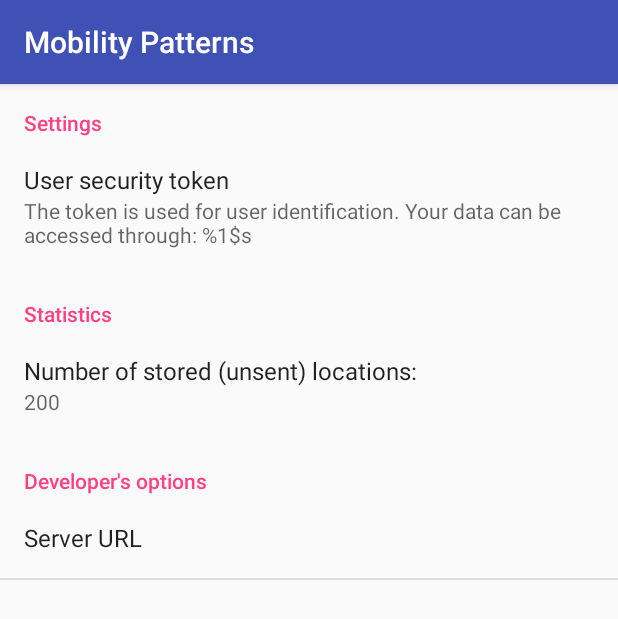
After one commit to matejko94/NextPinApp, an Android app: the fragment PreferencesFragment shown on its own in the app's theme, on a phone screen of 412 x 824 dp. The commit adds this screen. Shown: the top 619 px of the screen. Run offline under Robolectric (Android 15) with nearby library versions, the phone set to English and light mode, and no system bars; libraries missing offline, so code that uses them is left out: net.nextpin.geolib; 7 statements that could not run were skipped.

Commit message:
add preference, some new coments

```diff
--- a/MyApplication/app/build.gradle
+++ b/MyApplication/app/build.gradle
@@ -24,9 +24,9 @@ dependencies {
     androidTestCompile('com.android.support.test.espresso:espresso-core:2.2.2', {
         exclude group: 'com.android.support', module: 'support-annotations'
     })
-    compile 'com.android.support:appcompat-v7:24.2.1'
+    compile 'com.android.support:support-v13:24.2.0'
+    compile 'com.android.support:design:24.1.1'
     testCompile 'junit:junit:4.12'
-    compile 'com.android.support:support-v13:24.2.0'
     compile 'com.google.android.gms:play-services:9.4.0'
     compile 'com.squareup.okhttp3:okhttp:3.2.0'
     compile 'com.squareup.okhttp3:okhttp-urlconnection:3.2.0'
--- /dev/null
+++ b/MyApplication/app/src/main/java/com/example/nextpin/myNextPinApp/PreferencesFragment.java
@@ -0,0 +1,120 @@
+package com.example.nextpin.myNextPinApp;
+
+import android.os.Bundle;
+import android.preference.ListPreference;
+import android.preference.Preference;
+import android.preference.PreferenceCategory;
+import android.preference.PreferenceFragment;
+import android.util.Log;
+
+import net.nextpin.geolib.NextPin;
+import net.nextpin.geolib.http.NextPinAPI;
+
+import java.util.HashMap;
+
+
+/**
+ * Created by matejs on 1.12.2015.
+ */
+public class PreferencesFragment extends PreferenceFragment implements
+        Preference.OnPreferenceChangeListener {
+    public static final String PREF_TOKEN = "PREF_TOKEN";
+    public static final String PREF_DB_NUMBER = "PREF_DB_NUMBER";
+
+    // /DEV option
+    public static final String PREF_DEV_SERVER = "PREF_DEV_SERVER";
+
+    private static final String TAG = "PreferencesFragment";
+
+    @Override
+    public void onCreate(Bundle savedInstanceState) {
+        super.onCreate(savedInstanceState);
+        addPreferencesFromResource(R.xml.preferences);
+
+        Preference pref = findPreference(PREF_TOKEN);
+        pref.setOnPreferenceChangeListener(this);
+        setTokenPrefSummary(pref, NextPin.getToken(getActivity()));
+
+        NextPin nextpin = NextPin.getNextPinInstance(getActivity());
+        pref = findPreference(PREF_DB_NUMBER);
+        pref.setSummary(String.valueOf(nextpin.getOfflinceRecordsNumber()));
+
+        populateDevOptions();
+
+    }
+
+    /**
+     * Adds a developer's options. These should not be visible to the user. This can be completely
+     * removed in the real-world application
+     * */
+    private void populateDevOptions() {
+        final NextPinAPI api = NextPinAPI.getAPI(getActivity(), NextPin.getToken(getActivity()));
+        if (!api.isDeveloperInstance()){
+            return;
+        }
+
+        try {
+            PreferenceCategory category = new PreferenceCategory(getActivity());
+            category.setTitle("Developer's options");
+            this.getPreferenceScreen().addPreference(category);
+
+            ListPreference serverListPref = new ListPreference(getActivity());
+            serverListPref.setKey(PREF_DEV_SERVER);
+            HashMap<String,String> servers = api.getAvailabelServers(getActivity());
+
+            int size = servers.keySet().size();
+            serverListPref.setTitle("Server URL");
+            serverListPref.setSummary("Currently: " + api.getBaseServer());
+            serverListPref.setPersistent(true);
+
+            serverListPref.setEntries(servers.keySet().toArray(new String[size]));
+            serverListPref.setEntryValues(servers.values().toArray(new String[size]));
+
+            category.addPreference(serverListPref);
+
+            serverListPref.setOnPreferenceChangeListener(new Preference.OnPreferenceChangeListener() {
+                @Override
+                public boolean onPreferenceChange(Preference preference, Object newValue) {
+                    if (preference.getKey().equals(PREF_DEV_SERVER)){
+                        try {
+                            api.setDeveloperServer(getActivity(), (String) newValue);
+                            preference.setSummary("Currently: "+api.getBaseServer());
+                        }catch (Exception ex){}
+                        return true;
+                    }
+                    return true;
+                }
+            });
+
+        }catch (Exception ex){}
+    }
+
+    @Override
+    public boolean onPreferenceChange(Preference preference, Object newValue) {
+        Log.d(TAG, "preference changed: " + preference + ", val: " + newValue);
+        if (preference.getKey().equals(PREF_TOKEN)){
+            String token = (String)newValue;
+            setTokenPrefSummary(preference,token);
+
+            NextPin.setToken(token, getActivity());
+            NextPinAPI api = NextPinAPI.getAPI(getActivity().getApplicationContext(),token);
+            api.resetSession();
+            return true;
+        }
+
+        return true;
+    }
+
+    /**
+     * Sets the summary of the preference, to show proper URL
+     * @param _pref
+     * @param _token
+     */
+    private void setTokenPrefSummary(Preference _pref, String _token){
+        NextPinAPI api = NextPinAPI.getAPI(getActivity().getApplicationContext(),_token);
+        String server = api.getBaseServer();
+        String url ="http://"+server+"/?user="+_token;
+        String summaryStr = getActivity().getString(R.string.pref_token_summary, url);
+        _pref.setSummary(summaryStr);
+    }
+}
--- a/MyApplication/app/src/main/res/values/colors.xml
+++ b/MyApplication/app/src/main/res/values/colors.xml
@@ -3,4 +3,5 @@
     <color name="colorPrimary">#3F51B5</color>
     <color name="colorPrimaryDark">#303F9F</color>
     <color name="colorAccent">#FF4081</color>
+    <color name="colorMobisRed">#D11042</color>
 </resources>
--- a/MyApplication/app/src/main/res/values/dimens.xml
+++ b/MyApplication/app/src/main/res/values/dimens.xml
@@ -2,4 +2,5 @@
     <!-- Default screen margins, per the Android Design guidelines. -->
     <dimen name="activity_horizontal_margin">16dp</dimen>
     <dimen name="activity_vertical_margin">16dp</dimen>
+    <dimen name="fab_margin">16dp</dimen>
 </resources>
--- a/MyApplication/app/src/main/res/values/strings.xml
+++ b/MyApplication/app/src/main/res/values/strings.xml
@@ -1,3 +1,9 @@
 <resources>
-    <string name="app_name">My Application</string>
+    <string name="app_name">Mobility Patterns</string>
+    <string name="pref_settings">Settings</string>
+    <string name="pref_token">User security token</string>
+    <string name="pref_token_summary">The token is used for user identification. Your data can be
+        accessed through: %1$s</string>
+    <string name="pref_cat_sys_state">Statistics</string>
+    <string name="pref_db_number">Number of stored (unsent) locations:</string>
 </resources>
--- /dev/null
+++ b/MyApplication/app/src/main/res/xml/preferences.xml
@@ -0,0 +1,18 @@
+<?xml version="1.0" encoding="utf-8"?>
+<PreferenceScreen xmlns:android="http://schemas.android.com/apk/res/android"
+    android:title="Preferences">
+
+    <PreferenceCategory android:title="@string/pref_settings">
+        <EditTextPreference
+            android:dialogTitle="@string/pref_token"
+            android:key="PREF_TOKEN"
+            android:title="@string/pref_token"
+            android:summary="@string/pref_token_summary"/>
+    </PreferenceCategory>
+    <PreferenceCategory android:title="@string/pref_cat_sys_state">
+        <Preference
+            android:title="@string/pref_db_number"
+            android:key="PREF_DB_NUMBER"
+            android:summary="200"/>
+    </PreferenceCategory>
+</PreferenceScreen>
```
Also changed, not shown: MyApplication/app/src/main/AndroidManifest.xml (+15 -2 lines), MyApplication/app/src/main/java/com/example/nextpin/myNextPinApp/AtBoot/StartMyServiceAtBootReciever.java (added, +34 -0 lines), MyApplication/app/src/main/java/com/example/nextpin/myNextPinApp/MainActivity.java (renamed from MyApplication/app/src/main/java/com/example/matejs/myapplication/MainActivity.java, +26 -4 lines), MyApplication/app/src/main/java/com/example/nextpin/myNextPinApp/PrefsActivity.java (added, +16 -0 lines), MyApplication/app/src/main/java/com/example/nextpin/myNextPinApp/preference/SharedPrefUtils.java (added, +24 -0 lines), MyApplication/app/src/main/res/layout/activity_main.xml (+24 -11 lines), 4 other files.
